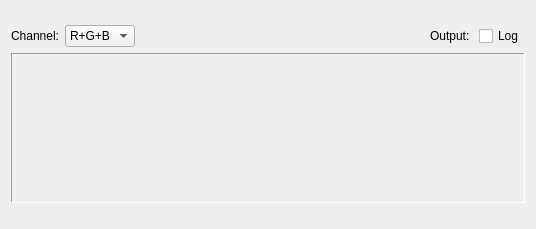
The window that qtgui/histogram.ui (sungsoo/luxrender-lux) describes before a commit, drawn with Qt 5.
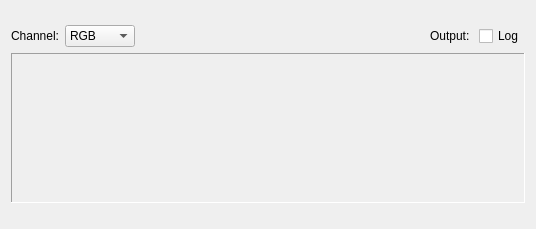
The same window after the commit.

Commit message: match histogram-default RGB_ADD in Gui default too

What changed in the file:
```diff
--- a/qtgui/histogram.ui
+++ b/qtgui/histogram.ui
@@ -31,6 +31,9 @@
        <property name="toolTip">
         <string>Pick a channel displayed on the histogram</string>
        </property>
+       <property name="currentIndex">
+        <number>1</number>
+       </property>
        <item>
         <property name="text">
          <string>R+G+B</string>
```
